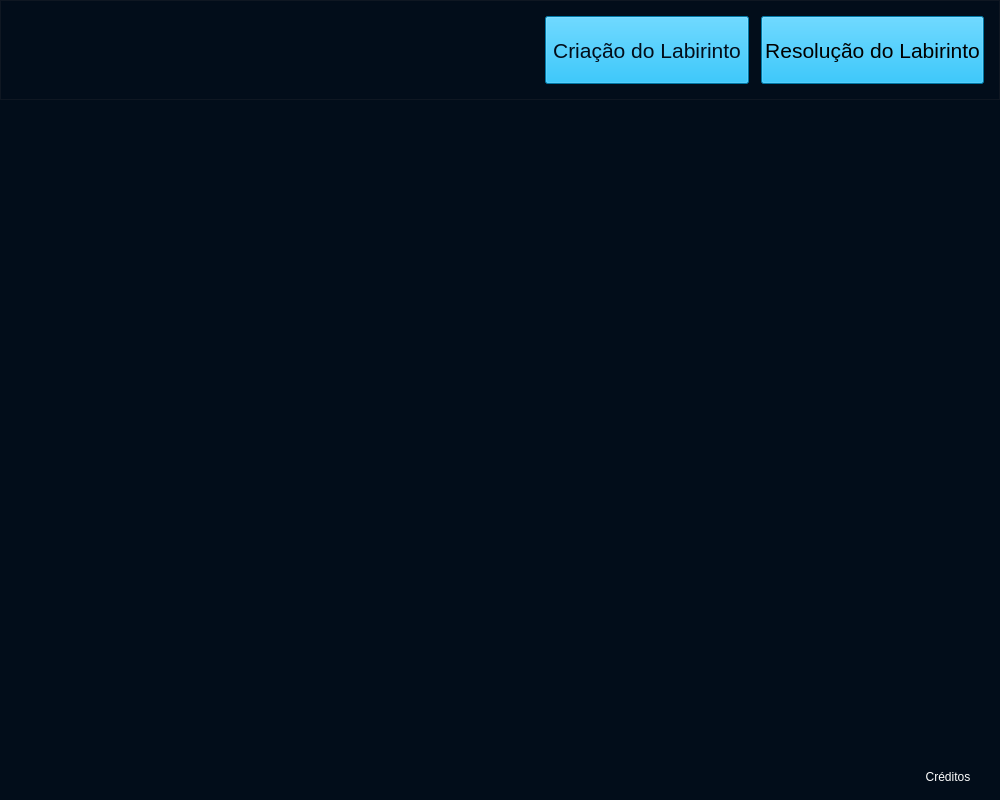
This is menuwindow.ui in ThePortoGeese/MazeOSProject as Qt 5 draws it before an edit. The edited form follows.
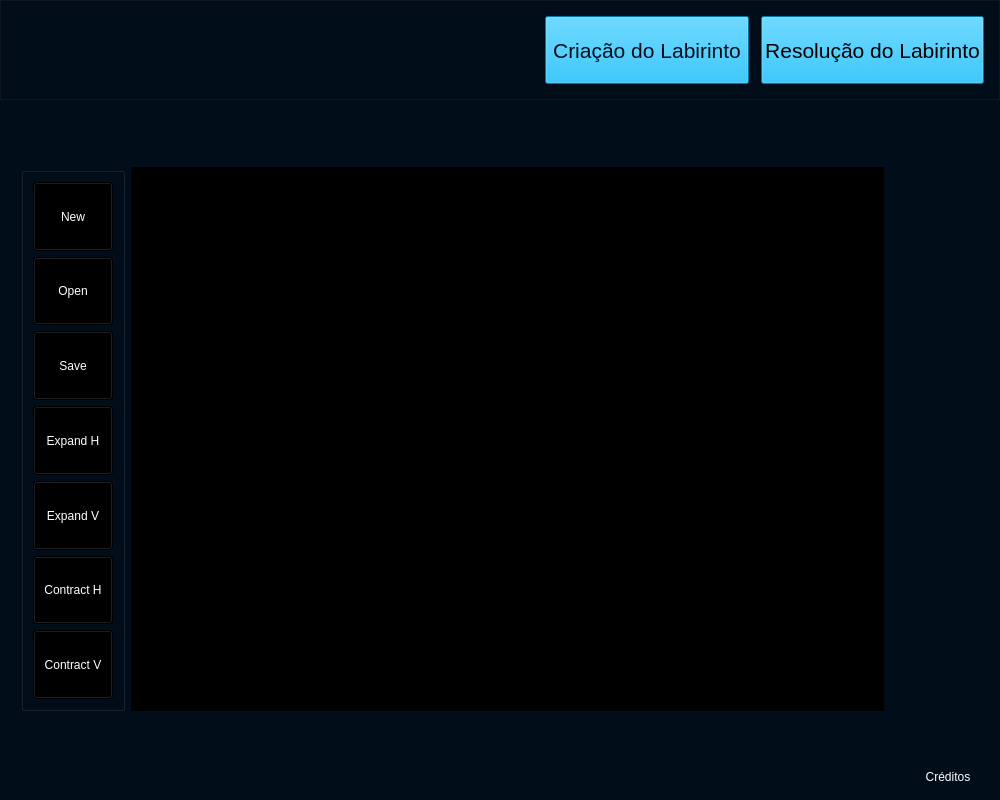
This is the edited form. The open tabs and pages were chosen to show the change. Icons and pictures are not drawn. Custom widgets are drawn as their Qt base class.

Diff of the .ui file:
```diff
--- a/menuwindow.ui
+++ b/menuwindow.ui
@@ -1526,7 +1526,7 @@
                <x>0</x>
                <y>0</y>
                <width>976</width>
-               <height>640</height>
+               <height>648</height>
               </rect>
              </property>
             </widget>
@@ -1534,7 +1534,176 @@
           </item>
          </layout>
         </widget>
-        <widget class="QWidget" name="pgNew">
+        <widget class="QWidget" name="pgNewUser">
+         <layout class="QGridLayout" name="gridLayout_7">
+          <item row="0" column="1">
+           <spacer name="verticalSpacer_5">
+            <property name="orientation">
+             <enum>Qt::Orientation::Vertical</enum>
+            </property>
+            <property name="sizeType">
+             <enum>QSizePolicy::Policy::Fixed</enum>
+            </property>
+            <property name="sizeHint" stdset="0">
+             <size>
+              <width>20</width>
+              <height>40</height>
+             </size>
+            </property>
+           </spacer>
+          </item>
+          <item row="2" column="1">
+           <spacer name="verticalSpacer_4">
+            <property name="orientation">
+             <enum>Qt::Orientation::Vertical</enum>
+            </property>
+            <property name="sizeType">
+             <enum>QSizePolicy::Policy::Fixed</enum>
+            </property>
+            <property name="sizeHint" stdset="0">
+             <size>
+              <width>20</width>
+              <height>40</height>
+             </size>
+            </property>
+           </spacer>
+          </item>
+          <item row="1" column="0">
+           <widget class="QGroupBox" name="grpTools">
+            <property name="title">
+             <string/>
+            </property>
+            <layout class="QVBoxLayout" name="verticalLayout_2">
+             <item>
+              <widget class="QPushButton" name="btnNewUserMaze">
+               <property name="sizePolicy">
+                <sizepolicy hsizetype="Minimum" vsizetype="Minimum">
+                 <horstretch>0</horstretch>
+                 <verstretch>0</verstretch>
+                </sizepolicy>
+               </property>
+               <property name="text">
+                <string>New</string>
+               </property>
+              </widget>
+             </item>
+             <item>
+              <widget class="QPushButton" name="btnUserOpenMaze">
+               <property name="sizePolicy">
+                <sizepolicy hsizetype="Minimum" vsizetype="Minimum">
+                 <horstretch>0</horstretch>
+                 <verstretch>0</verstretch>
+                </sizepolicy>
+               </property>
+               <property name="text">
+                <string>Open</string>
+               </property>
+              </widget>
+             </item>
+             <item>
+              <widget class="QPushButton" name="btnUserSave">
+               <property name="sizePolicy">
+                <sizepolicy hsizetype="Minimum" vsizetype="Minimum">
+                 <horstretch>0</horstretch>
+                 <verstretch>0</verstretch>
+                </sizepolicy>
+               </property>
+               <property name="text">
+                <string>Save</string>
+               </property>
+              </widget>
+             </item>
+             <item>
+              <widget class="CrementButtons" name="btnUserExpandH">
+               <property name="sizePolicy">
+                <sizepolicy hsizetype="Minimum" vsizetype="Minimum">
+                 <horstretch>0</horstretch>
+                 <verstretch>0</verstretch>
+                </sizepolicy>
+               </property>
+               <property name="text">
+                <string>Expand H</string>
+               </property>
+              </widget>
+             </item>
+             <item>
+              <widget class="CrementButtons" name="btnUserExpandV">
+               <property name="sizePolicy">
+                <sizepolicy hsizetype="Minimum" vsizetype="Minimum">
+                 <horstretch>0</horstretch>
+                 <verstretch>0</verstretch>
+                </sizepolicy>
+               </property>
+               <property name="text">
+                <string>Expand V</string>
+               </property>
+              </widget>
+             </item>
+             <item>
+              <widget class="CrementButtons" name="btnUserContractH">
+               <property name="sizePolicy">
+                <sizepolicy hsizetype="Minimum" vsizetype="Minimum">
+                 <horstretch>0</horstretch>
+                 <verstretch>0</verstretch>
+                </sizepolicy>
+               </property>
+               <property name="text">
+                <string>Contract H</string>
+               </property>
+              </widget>
+             </item>
+             <item>
+              <widget class="CrementButtons" name="btnUserContractV">
+               <property name="sizePolicy">
+                <sizepolicy hsizetype="Minimum" vsizetype="Minimum">
+                 <horstretch>0</horstretch>
+                 <verstretch>0</verstretch>
+                </sizepolicy>
+               </property>
+               <property name="text">
+                <string>Contract V</string>
+               </property>
+              </widget>
+             </item>
+            </layout>
+            <zorder>btnUserExpandV</zorder>
+            <zorder>btnNewUserMaze</zorder>
+            <zorder>btnUserOpenMaze</zorder>
+            <zorder>btnUserSave</zorder>
+            <zorder>btnUserExpandH</zorder>
+            <zorder>btnUserContractH</zorder>
+            <zorder>btnUserContractV</zorder>
+           </widget>
+          </item>
+          <item row="1" column="1">
+           <widget class="PreviewMazeView" name="graphicsMazePreview">
+            <property name="sizePolicy">
+             <sizepolicy hsizetype="MinimumExpanding" vsizetype="Expanding">
+              <horstretch>0</horstretch>
+              <verstretch>0</verstretch>
+             </sizepolicy>
+            </property>
+           </widget>
+          </item>
+          <item row="1" column="2">
+           <spacer name="horizontalSpacer_6">
+            <property name="orientation">
+             <enum>Qt::Orientation::Horizontal</enum>
+            </property>
+            <property name="sizeType">
+             <enum>QSizePolicy::Policy::Minimum</enum>
+            </property>
+            <property name="sizeHint" stdset="0">
+             <size>
+              <width>95</width>
+              <height>20</height>
+             </size>
+            </property>
+           </spacer>
+          </item>
+         </layout>
+        </widget>
+        <widget class="QWidget" name="pgNewRandom">
          <layout class="QGridLayout" name="gridLayout_3">
           <item row="0" column="0">
            <widget class="QLabel" name="lblGenerate">
@@ -5431,6 +5600,16 @@
    <extends>QGraphicsView</extends>
    <header location="global">mazeview.h</header>
   </customwidget>
+  <customwidget>
+   <class>PreviewMazeView</class>
+   <extends>QGraphicsView</extends>
+   <header>previewmazeview.h</header>
+  </customwidget>
+  <customwidget>
+   <class>CrementButtons</class>
+   <extends>QPushButton</extends>
+   <header>crementbuttons.h</header>
+  </customwidget>
  </customwidgets>
  <resources/>
  <connections/>
```
Left out of the diff: 99 changed lines with no effect on the pictures.
